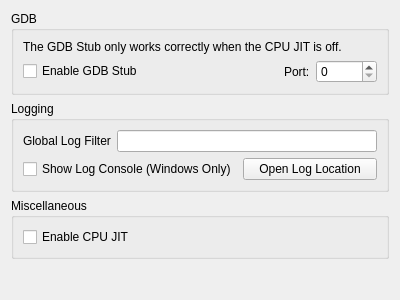
First picture: the form in src/citra_qt/configuration/configure_debug.ui, repository PabloMK7/citra, before the edit.
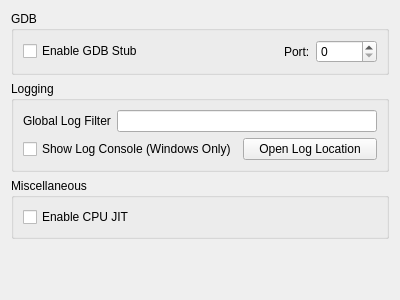
Second picture: the form after the edit.

```diff
--- a/src/citra_qt/configuration/configure_debug.ui
+++ b/src/citra_qt/configuration/configure_debug.ui
@@ -22,13 +22,6 @@
         <string>GDB</string>
        </property>
        <layout class="QVBoxLayout" name="verticalLayout_3">
-        <item>
-         <widget class="QLabel" name="label_1">
-          <property name="text">
-           <string>The GDB Stub only works correctly when the CPU JIT is off.</string>
-          </property>
-         </widget>
-        </item>
         <item>
          <layout class="QHBoxLayout" name="horizontalLayout_1">
           <item>
```
